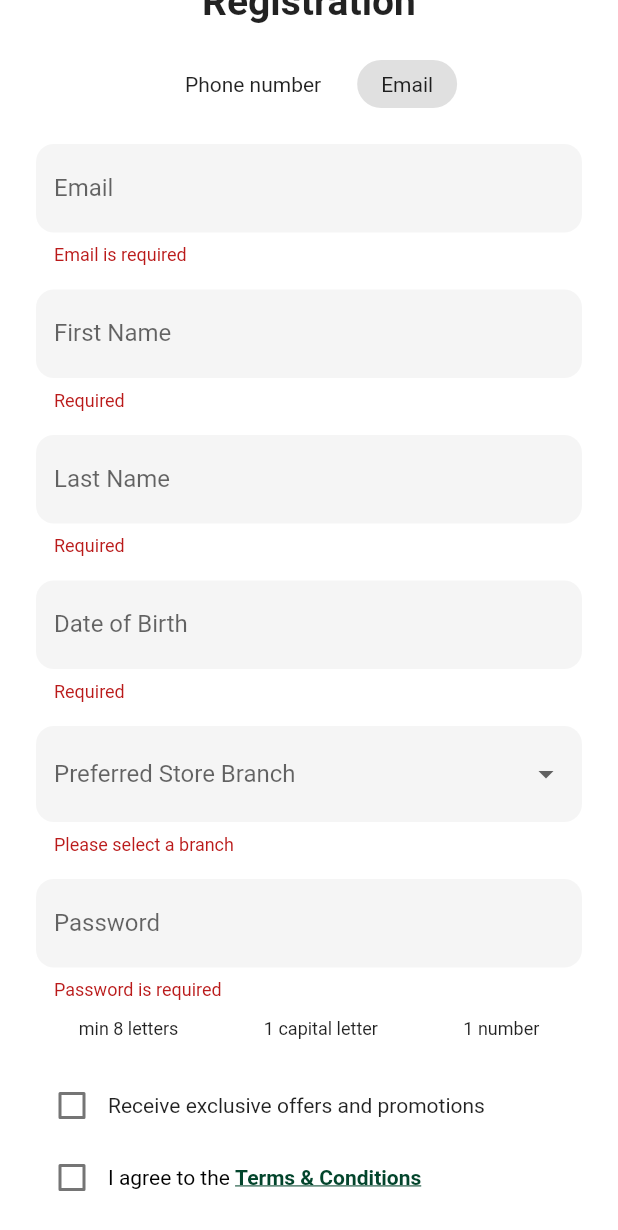
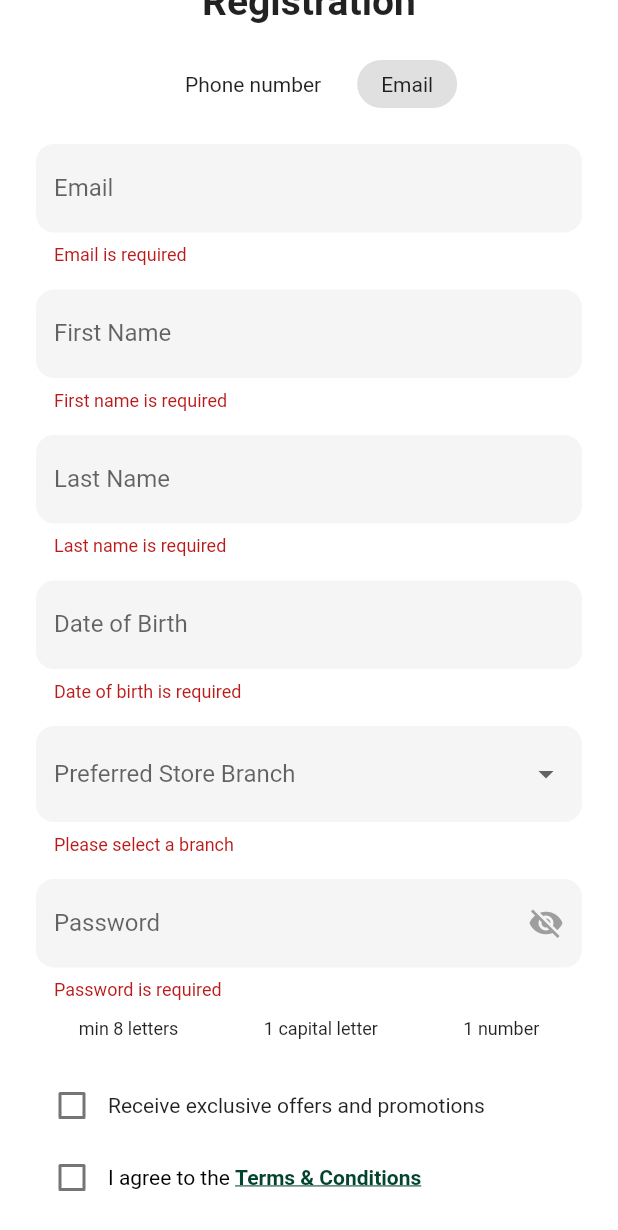
Before and after one commit to tseleena200/SmartCart, a Flutter app: the SignUpView screen opened directly, scrolled down 32 dp, after a tap on "Register", on a phone screen of 412 x 824 dp. Shown: the top 1230 px of the screen. Run offline on Flutter 3.47's test engine with Material 3 defaults, Android fonts, the light colour scheme and no system bars; our stand-ins replace cloud_firestore, firebase_auth, firebase_core, get; missing offline and left inert: fl_country_code_picker; accounts and stored records are empty; Roboto replaces fonts that are missing (Gilroy).

Commit message:
feat: I implemented controller using authcontroller

```diff
--- a/lib/common/color_extension.dart
+++ b/lib/common/color_extension.dart
@@ -1,9 +1,18 @@
 import 'package:flutter/material.dart';
 
 class TColor {
-  static Color get primary => const Color(0xFF03452C);
-  static Color get primaryText => const Color(0xff030303);
-  static Color get secondaryText => const Color(0xff828282);
-  static Color get textTitle => const Color(0xff7C7C7C);
-  static Color get placeholder => const Color(0xffB1B1B1);
+  // Primary color theme
+  static Color get primary => const Color(0xFF03452C); // Your main green
+  static Color get primaryText => const Color(0xFF030303);
+  static Color get secondaryText => const Color(0xFF828282);
+  static Color get textTitle => const Color(0xFF7C7C7C);
+  static Color get placeholder => const Color(0xFFB1B1B1);
+
+  // Backgrounds
+  static Color get background => const Color(0xFFF5F5F5);
+  static Color get card => const Color(0xFFFFFFFF);
+
+  // Snackbar / feedback colors
+  static Color get success => const Color(0xFF03452C); // same as primary
+  static Color get error => const Color(0xFF450303);   // your dark red
 }
--- a/lib/view/login/sign_up_view.dart
+++ b/lib/view/login/sign_up_view.dart
@@ -1,9 +1,9 @@
-import 'package:cloud_firestore/cloud_firestore.dart';
-import 'package:firebase_auth/firebase_auth.dart';
 import 'package:flutter/gestures.dart';
 import 'package:flutter/material.dart';
+import 'package:get/get.dart';
 import 'package:intl/intl.dart';
 import '../../common_widget/round_button.dart';
+import '../../controllers/auth_controller.dart';
 import 'login_view.dart';
 
 class SignUpView extends StatefulWidget {
@@ -46,7 +46,6 @@ class _SignUpViewState extends State<SignUpView> {
         child: LayoutBuilder(
           builder: (context, constraints) {
             return SingleChildScrollView(
-              physics: const AlwaysScrollableScrollPhysics(),
               padding: const EdgeInsets.symmetric(horizontal: 24, vertical: 16),
               child: ConstrainedBox(
                 constraints: BoxConstraints(minHeight: constraints.maxHeight),
@@ -55,26 +54,29 @@ class _SignUpViewState extends State<SignUpView> {
                     key: _formKey,
                     child: Column(
                       crossAxisAlignment: CrossAxisAlignment.stretch,
-                      mainAxisAlignment: MainAxisAlignment.start,
                       children: [
                         const SizedBox(height: 2),
                         const Center(
                           child: Text(
                             "Registration",
-                            style: TextStyle(fontSize: 26, fontWeight: FontWeight.bold),
+                            style: TextStyle(
+                                fontSize: 26, fontWeight: FontWeight.bold),
                           ),
                         ),
                         const SizedBox(height: 24),
-
                         Row(
                           mainAxisAlignment: MainAxisAlignment.center,
                           children: [
                             GestureDetector(
-                              onTap: () => setState(() => isEmailSelected = false),
+                              onTap: () =>
+                                  setState(() => isEmailSelected = false),
                               child: Container(
-                                padding: const EdgeInsets.symmetric(horizontal: 16, vertical: 8),
+                                padding: const EdgeInsets.symmetric(
+                                    horizontal: 16, vertical: 8),
                                 decoration: BoxDecoration(
-                                  color: !isEmailSelected ? Colors.grey.shade300 : Colors.transparent,
+                                  color: !isEmailSelected
+                                      ? Colors.grey.shade300
+                                      : Colors.transparent,
                                   borderRadius: BorderRadius.circular(20),
                                 ),
                                 child: const Text("Phone number"),
@@ -82,11 +84,15 @@ class _SignUpViewState extends State<SignUpView> {
                             ),
                             const SizedBox(width: 8),
                             GestureDetector(
-                              onTap: () => setState(() => isEmailSelected = true),
+                              onTap: () =>
+                                  setState(() => isEmailSelected = true),
                               child: Container(
-                                padding: const EdgeInsets.symmetric(horizontal: 16, vertical: 8),
+                                padding: const EdgeInsets.symmetric(
+                                    horizontal: 16, vertical: 8),
                                 decoration: BoxDecoration(
-                                  color: isEmailSelected ? Colors.grey.shade300 : Colors.transparent,
+                                  color: isEmailSelected
+                                      ? Colors.grey.shade300
+                                      : Colors.transparent,
                                   borderRadius: BorderRadius.circular(20),
                                 ),
                                 child: const Text("Email"),
@@ -95,15 +101,18 @@ class _SignUpViewState extends State<SignUpView> {
                           ],
                         ),
                         const SizedBox(height: 24),
-
                         if (isEmailSelected)
                           _buildField(
                             "Email",
                             emailController,
                             inputType: TextInputType.emailAddress,
                             validator: (value) {
-                              if (value == null || value.isEmpty) return 'Email is required';
-                              if (!RegExp(r'^[^@]+@[^@]+\.[^@]+$').hasMatch(value)) return 'Enter valid email';
+                              if (value == null || value.isEmpty)
+                                return 'Email is required';
+                              if (!RegExp(
+                                      r'^[a-zA-Z0-9._%+-]+@[a-z]+\.[a-z]{2,}$')
+                                  .hasMatch(value))
+                                return 'Enter a valid email';
                               return null;
                             },
                           )
@@ -113,18 +122,34 @@ class _SignUpViewState extends State<SignUpView> {
                             phoneController,
                             inputType: TextInputType.phone,
                             validator: (value) {
-                              if (value == null || value.isEmpty) return 'Phone number is required';
-                              if (!RegExp(r'^\d{10,15}$').hasMatch(value)) return 'Enter valid phone number';
+                              if (value == null || value.isEmpty)
+                                return 'Phone number is required';
+                              if (!RegExp(r'^(?:7|0|(?:\+94))[0-9]{9,10}$')
+                                  .hasMatch(value)) {
+                                return 'Enter a valid Sri Lankan number';
+                              }
                               return null;
                             },
                           ),
-
                         const SizedBox(height: 16),
-                        _buildField("First Name", firstNameController, validator: (value) => value!.isEmpty ? 'Required' : null),
+                        _buildField("First Name", firstNameController,
+                            validator: (value) {
+                          if (value == null || value.isEmpty)
+                            return 'First name is required';
+                          if (!RegExp(r"^[a-zA-Z]+$").hasMatch(value))
+                            return 'Only letters allowed';
+                          return null;
+                        }),
                         const SizedBox(height: 16),
-                        _buildField("Last Name", lastNameController, validator: (value) => value!.isEmpty ? 'Required' : null),
+                        _buildField("Last Name", lastNameController,
+                            validator: (value) {
+                          if (value == null || value.isEmpty)
+                            return 'Last name is required';
+                          if (!RegExp(r"^[a-zA-Z]+$").hasMatch(value))
+                            return 'Only letters allowed';
+                          return null;
+                        }),
                         const SizedBox(height: 16),
-
                         GestureDetector(
                           onTap: () async {
                             DateTime? picked = await showDatePicker(
@@ -135,16 +160,24 @@ class _SignUpViewState extends State<SignUpView> {
                             );
                             if (picked != null) {
                               setState(() {
-                                dobController.text = DateFormat('yyyy-MM-dd').format(picked);
+                                dobController.text =
+                                    DateFormat('yyyy-MM-dd').format(picked);
                               });
                             }
                           },
                           child: AbsorbPointer(
-                            child: _buildField("Date of Birth", dobController, validator: (value) => value!.isEmpty ? 'Required' : null),
+                            child: _buildField("Date of Birth", dobController,
+                                validator: (value) {
+                              if (value == null || value.isEmpty)
+                                return 'Date of birth is required';
+                              final dob = DateTime.tryParse(value);
+                              if (dob == null || dob.isAfter(DateTime.now()))
+                                return 'Enter a valid date';
+                              return null;
+                            }),
                           ),
                         ),
                         const SizedBox(height: 16),
-
                         DropdownButtonFormField<String>(
                           value: selectedBranch,
                           decoration: InputDecoration(
@@ -157,54 +190,71 @@ class _SignUpViewState extends State<SignUpView> {
                             ),
                           ),
                           items: storeBranches
-                              .map((branch) => DropdownMenuItem(value: branch, child: Text(branch)))
+                              .map((branch) => DropdownMenuItem(
+                                  value: branch, child: Text(branch)))
                               .toList(),
-                          onChanged: (value) => setState(() => selectedBranch = value),
-                          validator: (value) => value == null ? 'Please select a branch' : null,
+                          onChanged: (value) =>
+                              setState(() => selectedBranch = value),
+                          validator: (value) =>
+                              value == null ? 'Please select a branch' : null,
                         ),
-
                         const SizedBox(height: 16),
-
                         if (isEmailSelected) ...[
-                          _buildField("Password", passwordController, obscure: true, validator: (value) {
-                            if (value == null || value.isEmpty) return 'Password is required';
-                            if (value.length < 8) return 'Min 8 characters required';
-                            if (!RegExp(r'[A-Z]').hasMatch(value)) return 'Must contain 1 capital letter';
-                            if (!RegExp(r'[0-9]').hasMatch(value)) return 'Must contain 1 number';
+                          _buildField(
+                            "Password",
+                            passwordController,
+                            isObscured: !isPasswordVisible,
+                            showToggle: true,
+                            onToggleVisibility: () {
+                              setState(() {
+                                isPasswordVisible = !isPasswordVisible;
+                              });
+                            },
+                            validator: (value) {
+                              if (value == null || value.isEmpty)
+                                return 'Password is required';
+                              if (value.length < 8)
+                                return 'Min 8 characters required';
+                              if (!RegExp(r'[A-Z]').hasMatch(value))
+                                return 'Must contain 1 capital letter';
+                              if (!RegExp(r'[0-9]').hasMatch(value))
+                                return 'Must contain 1 number';
                               return null;
-                          }),
+                            },
+                          ),
                           const SizedBox(height: 12),
                           Row(
                             mainAxisAlignment: MainAxisAlignment.spaceAround,
                             children: const [
-                              Text("min 8 letters", style: TextStyle(fontSize: 12)),
-                              Text("1 capital letter", style: TextStyle(fontSize: 12)),
+                              Text("min 8 letters",
+                                  style: TextStyle(fontSize: 12)),
+                              Text("1 capital letter",
+                                  style: TextStyle(fontSize: 12)),
                               Text("1 number", style: TextStyle(fontSize: 12)),
                             ],
                           ),
                         ],
-
                         const SizedBox(height: 20),
-
                         Row(
-                          crossAxisAlignment: CrossAxisAlignment.center,
                           children: [
                             Checkbox(
                               value: receivePromos,
                               activeColor: themeColor,
-                              onChanged: (val) => setState(() => receivePromos = val!),
+                              onChanged: (val) =>
+                                  setState(() => receivePromos = val!),
                             ),
-                            const Expanded(child: Text("Receive exclusive offers and promotions")),
+                            const Expanded(
+                                child: Text(
+                                    "Receive exclusive offers and promotions")),
                           ],
                         ),
-
                         Row(
-                          crossAxisAlignment: CrossAxisAlignment.center,
                           children: [
                             Checkbox(
                               value: termsandcondtions,
                               activeColor: themeColor,
-                              onChanged: (val) => setState(() => termsandcondtions = val!),
+                              onChanged: (val) =>
+                                  setState(() => termsandcondtions = val!),
                             ),
                             Expanded(
                               child: RichText(
@@ -219,7 +269,9 @@ class _SignUpViewState extends State<SignUpView> {
                                         fontWeight: FontWeight.bold,
                                         decoration: TextDecoration.underline,
                                       ),
-                                      recognizer: TapGestureRecognizer()..onTap = () => debugPrint("Terms & Conditions tapped"),
+                                      recognizer: TapGestureRecognizer()
+                                        ..onTap = () => debugPrint(
+                                            "Terms & Conditions tapped"),
                                     ),
                                   ],
                                 ),
@@ -227,76 +279,51 @@ class _SignUpViewState extends State<SignUpView> {
                             ),
                           ],
                         ),
-
                         const SizedBox(height: 16),
-
                         RoundButton(
                           title: "Register",
-                            onPressed: () async {
+                          onPressed: () {
                             if (_formKey.currentState!.validate()) {
                               if (!termsandcondtions) {
-                                  ScaffoldMessenger.of(context).showSnackBar(
-                                    const SnackBar(content: Text("Please agree to the Terms & Conditions")),
+                                Get.snackbar(
+                                  "Terms Required",
+                                  "Please agree to the Terms & Conditions",
+                                  backgroundColor: themeColor,
+                                  colorText: Colors.white,
+                                  snackPosition: SnackPosition.BOTTOM,
+                                  duration: const Duration(seconds: 3),
                                 );
                                 return;
                               }
 
-                                try {
-                                  // 1. Register user with Firebase Auth
-                                  final credential = await FirebaseAuth.instance.createUserWithEmailAndPassword(
+                              AuthController.instance.registerWithEmail(
                                 email: emailController.text.trim(),
                                 password: passwordController.text.trim(),
-                                  );
-
-                                  // 2. Save user data to Firestore
-                                  await FirebaseFirestore.instance.collection('Users').doc(credential.user!.uid).set({
-                                    'userID': credential.user!.uid,
-                                    'name': '${firstNameController.text.trim()} ${lastNameController.text.trim()}',
-                                    'email': emailController.text.trim(),
-                                    'phoneNumber': phoneController.text.trim(),
-                                    'userRole': 'customer',
-                                    'dob': dobController.text.trim(),
-                                    'preferredBranch': selectedBranch,
-                                    'receivePromos': receivePromos,
-                                    'favorites': [],
-                                    'purchaseHistory': [],
-                                    'createdAt': FieldValue.serverTimestamp(),
-                                  });
-
-                                  ScaffoldMessenger.of(context).showSnackBar(
-                                    const SnackBar(content: Text("Registration successful!")),
-                                  );
-
-                                  // Optional: Navigate to login or home
-                                  Navigator.pushReplacement(context, MaterialPageRoute(builder: (_) => const LogInView()));
-                                } on FirebaseAuthException catch (e) {
-                                  String msg = 'An error occurred';
-                                  if (e.code == 'email-already-in-use') {
-                                    msg = 'This email is already in use';
-                                  } else if (e.code == 'weak-password') {
-                                    msg = 'The password is too weak';
-                                  }
-                                  ScaffoldMessenger.of(context).showSnackBar(SnackBar(content: Text(msg)));
-                                } catch (e) {
-                                  ScaffoldMessenger.of(context).showSnackBar(
-                                    SnackBar(content: Text("Unexpected error: ${e.toString()}")),
+                                firstName: firstNameController.text.trim(),
+                                lastName: lastNameController.text.trim(),
+                                phone: phoneController.text.trim(),
+                                dob: dobController.text.trim(),
+                                branch: selectedBranch!,
+                                receivePromos: receivePromos,
                               );
                             }
-                              }
-                            }
-
+                          },
                         ),
-
                         const SizedBox(height: 24),
                         Row(
                           mainAxisAlignment: MainAxisAlignment.center,
                           children: [
                             const Text("Do you have already account? "),
                             GestureDetector(
-                              onTap: () => Navigator.push(context, MaterialPageRoute(builder: (_) => const LogInView())),
+                              onTap: () => Navigator.push(
+                                  context,
+                                  MaterialPageRoute(
+                                      builder: (_) => const LogInView())),
                               child: const Text(
                                 "Sign in",
-                                style: TextStyle(fontWeight: FontWeight.bold, decoration: TextDecoration.underline),
+                                style: TextStyle(
+                                    fontWeight: FontWeight.bold,
+                                    decoration: TextDecoration.underline),
                               ),
                             ),
                           ],
@@ -313,11 +340,21 @@ class _SignUpViewState extends State<SignUpView> {
     );
   }
 
-  Widget _buildField(String label, TextEditingController controller, {TextInputType inputType = TextInputType.text, bool obscure = false, String? Function(String?)? validator}) {
+
+  Widget _buildField(
+    String label,
+    TextEditingController controller, {
+    TextInputType inputType = TextInputType.text,
+    bool obscure = false,
+    bool isObscured = false,
+    bool showToggle = false,
+    void Function()? onToggleVisibility,
+    String? Function(String?)? validator,
+  }) {
     return TextFormField(
       controller: controller,
       keyboardType: inputType,
-      obscureText: obscure,
+      obscureText: isObscured,
       validator: validator,
       decoration: InputDecoration(
         labelText: label,
@@ -327,21 +364,15 @@ class _SignUpViewState extends State<SignUpView> {
           borderRadius: BorderRadius.circular(12),
           borderSide: BorderSide.none,
         ),
+        suffixIcon: showToggle
+            ? IconButton(
+                icon: Icon(
+                  isObscured ? Icons.visibility_off : Icons.visibility,
+                  color: Colors.grey,
                 ),
-    );
-  }
-
-  Widget _buildSocialIcon(String assetPath) {
-    return InkWell(
-      onTap: () {},
-      child: Container(
-        padding: const EdgeInsets.all(12),
-        decoration: BoxDecoration(
-          color: Colors.grey.shade100,
-          border: Border.all(color: Colors.grey.shade300),
-          borderRadius: BorderRadius.circular(12),
-        ),
-        child: Image.asset(assetPath, width: 24, height: 24),
+                onPressed: onToggleVisibility,
+              )
+            : null,
       ),
     );
   }
--- a/pubspec.yaml
+++ b/pubspec.yaml
@@ -40,6 +40,7 @@ dependencies:
   firebase_core: ^3.13.0
   firebase_auth: ^5.5.3
   cloud_firestore: ^5.6.7
+  get: ^4.7.2
 
 
 
```
Also changed, not shown: lib/controllers/auth_controller.dart (added, +88 -0 lines), lib/main.dart (+9 -2 lines), pubspec.lock. Lines whose indentation alone changed are shown as unchanged.
